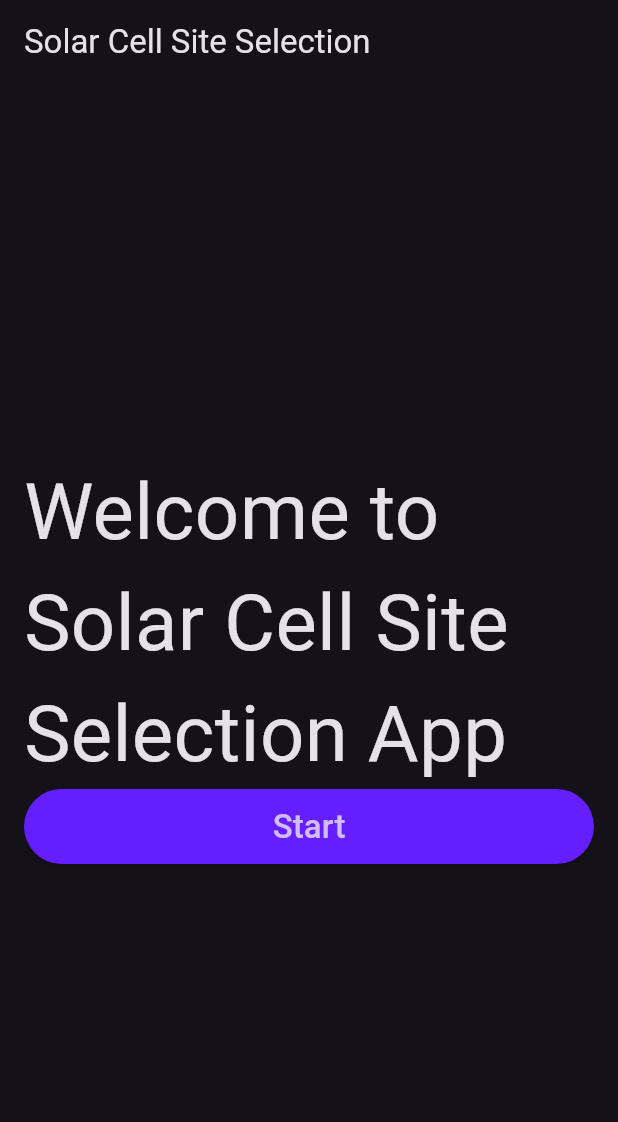
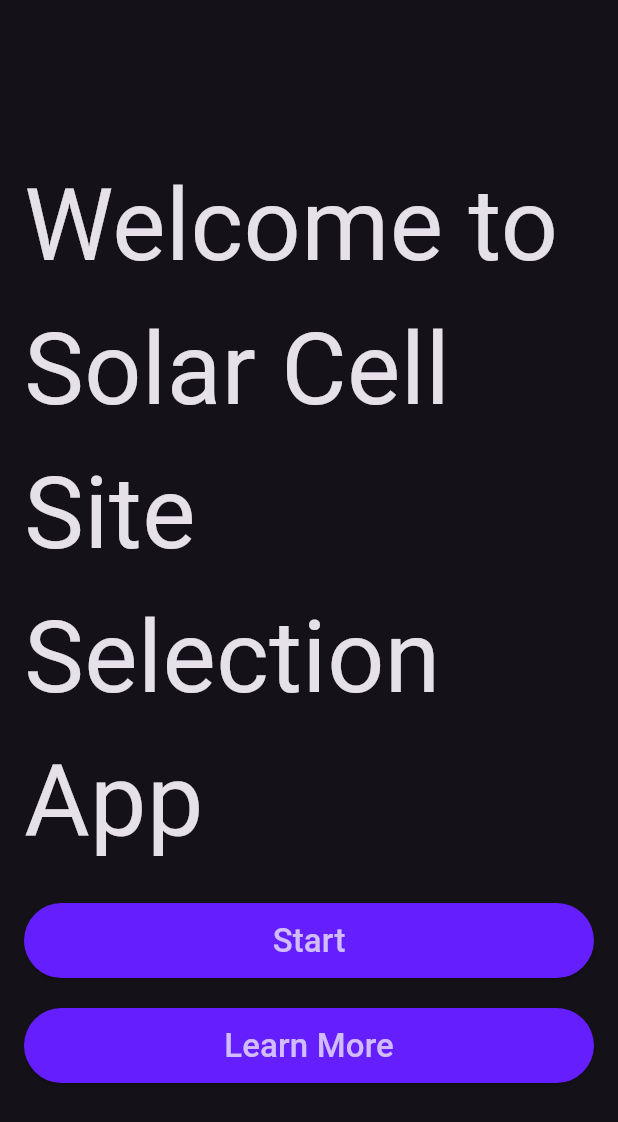
Before and after one commit to OmarEss3/Solar-Cell-Site-Selection, a Flutter app: the screen it shows after launch, on a phone screen of 412 x 824 dp. Shown: the top 1122 px of the screen. Run offline on Flutter 3.47's test engine with Material 3 defaults, Android fonts, the phone set to English and light mode, and no system bars.

Commit message:
creat welcom view

```diff
--- a/lib/main.dart
+++ b/lib/main.dart
@@ -1,4 +1,6 @@
 import 'package:flutter/material.dart';
+import 'package:solar_app/view.dart/LearnView.dart';
+import 'package:solar_app/view.dart/welcome_view.dart';
 import 'view.dart/calculation_view.dart';
 import 'widgets.dart/welcome_screen_button.dart';
 
@@ -20,38 +22,3 @@ class SolarApp extends StatelessWidget {
     );
   }
 }
-
-class WelcomePage extends StatelessWidget {
-  const WelcomePage({Key? key}) : super(key: key);
-
-  @override
-  Widget build(BuildContext context) {
-    return Scaffold(
-      appBar: AppBar(
-        title: const Text('Solar Cell Site Selection'),
-      ),
-      body: Padding(
-        padding: const EdgeInsets.all(16.0),
-        child: Column(
-          mainAxisAlignment: MainAxisAlignment.center,
-          children: [
-            const Text(
-              'Welcome to Solar Cell Site Selection App',
-              style: TextStyle(fontSize: 52),
-            ),
-            WelcomeScreenButton(
-              hint: 'Start',
-              onPressed: () {
-                Navigator.push(
-                  context,
-                  MaterialPageRoute(
-                      builder: (context) => SolarCellSiteSelectionScreen()),
-                );
-              },
-            ),
-          ],
-        ),
-      ),
-    );
-  }
-}
--- /dev/null
+++ b/lib/view.dart/welcome_view.dart
@@ -0,0 +1,57 @@
+
+import 'package:flutter/material.dart';
+import 'package:solar_app/view.dart/LearnView.dart';
+import 'package:solar_app/view.dart/calculation_view.dart';
+import 'package:solar_app/widgets.dart/welcome_screen_button.dart';
+
+class WelcomePage extends StatelessWidget {
+  const WelcomePage({Key? key}) : super(key: key);
+
+  @override
+  Widget build(BuildContext context) {
+    return Scaffold(
+      body: Center(
+        child: Padding(
+          padding: const EdgeInsets.all(16.0),
+          child: SingleChildScrollView(
+            child: Column(
+              mainAxisAlignment: MainAxisAlignment.center,
+              children: [
+                const Text(
+                  'Welcome to Solar Cell Site Selection App',
+                  style: TextStyle(fontSize: 67),
+                ),
+                const SizedBox(
+                  height: 20,
+                ),
+                WelcomeScreenButton(
+                  hint: 'Start',
+                  onPressed: () {
+                    Navigator.push(
+                      context,
+                      MaterialPageRoute(
+                          builder: (context) => SolarCellSiteSelectionView()),
+                    );
+                  },
+                ),
+                const SizedBox(
+                  height: 20,
+                ),
+                WelcomeScreenButton(
+                  hint: 'Learn More',
+                  onPressed: () {
+                    Navigator.push(
+                      context,
+                      MaterialPageRoute(
+                          builder: (context) => const LearnView()),
+                    );
+                  },
+                ),
+              ],
+            ),
+          ),
+        ),
+      ),
+    );
+  }
+}
```
Also changed, not shown: lib/view.dart/LearnView.dart (added, +31 -0 lines), lib/view.dart/calculation_view.dart (+5 -7 lines).
